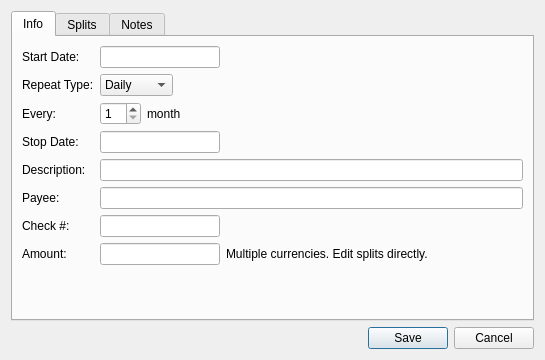
This is qt/ui/schedule_panel.ui in Mouchnino/moneyguru as Qt 5 draws it before an edit. The edited form follows.
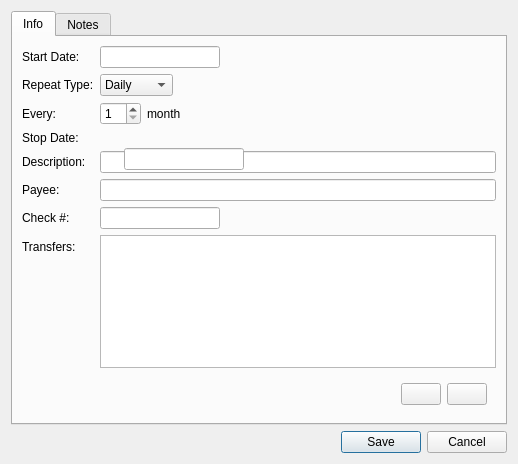
This is the edited form. Icons and pictures are not drawn. Custom widgets are drawn as their Qt base class.

Commit message: [#16] Removed the new split feature... snif...

```diff
--- a/qt/ui/schedule_panel.ui
+++ b/qt/ui/schedule_panel.ui
@@ -6,8 +6,8 @@
    <rect>
     <x>0</x>
     <y>0</y>
-    <width>545</width>
-    <height>360</height>
+    <width>518</width>
+    <height>464</height>
    </rect>
   </property>
   <property name="windowTitle">
@@ -116,16 +116,6 @@
          </property>
         </widget>
        </item>
-       <item row="3" column="1">
-        <widget class="DateEdit" name="stopDateEdit">
-         <property name="maximumSize">
-          <size>
-           <width>120</width>
-           <height>16777215</height>
-          </size>
-         </property>
-        </widget>
-       </item>
        <item row="4" column="0">
         <widget class="QLabel" name="label_3">
          <property name="text">
@@ -175,105 +165,11 @@
        <item row="7" column="0">
         <widget class="QLabel" name="amountLabel">
          <property name="text">
-          <string>Amount:</string>
+          <string>Transfers:</string>
          </property>
         </widget>
        </item>
        <item row="7" column="1">
-        <layout class="QHBoxLayout" name="horizontalLayout_3">
-         <item>
-          <widget class="QLineEdit" name="amountEdit">
-           <property name="minimumSize">
-            <size>
-             <width>120</width>
-             <height>0</height>
-            </size>
-           </property>
-           <property name="maximumSize">
-            <size>
-             <width>120</width>
-             <height>16777215</height>
-            </size>
-           </property>
-          </widget>
-         </item>
-         <item>
-          <widget class="QLabel" name="mctNoticeLabel">
-           <property name="text">
-            <string>Multiple currencies. Edit splits directly.</string>
-           </property>
-          </widget>
-         </item>
-         <item>
-          <spacer name="horizontalSpacer_3">
-           <property name="orientation">
-            <enum>Qt::Horizontal</enum>
-           </property>
-           <property name="sizeHint" stdset="0">
-            <size>
-             <width>40</width>
-             <height>20</height>
-            </size>
-           </property>
-          </spacer>
-         </item>
-        </layout>
-       </item>
-      </layout>
-     </widget>
-     <widget class="QWidget" name="tab_2">
-      <attribute name="title">
-       <string>Splits</string>
-      </attribute>
-      <layout class="QVBoxLayout" name="verticalLayout">
-       <item>
-        <layout class="QHBoxLayout" name="horizontalLayout_4">
-         <item>
-          <widget class="QLabel" name="amountLabel_2">
-           <property name="text">
-            <string>Amount:</string>
-           </property>
-          </widget>
-         </item>
-         <item>
-          <widget class="QLineEdit" name="amountEdit2">
-           <property name="minimumSize">
-            <size>
-             <width>120</width>
-             <height>0</height>
-            </size>
-           </property>
-           <property name="maximumSize">
-            <size>
-             <width>120</width>
-             <height>16777215</height>
-            </size>
-           </property>
-          </widget>
-         </item>
-         <item>
-          <widget class="QLabel" name="mctNoticeLabel2">
-           <property name="text">
-            <string>Multiple currencies. Edit splits directly.</string>
-           </property>
-          </widget>
-         </item>
-         <item>
-          <spacer name="horizontalSpacer_2">
-           <property name="orientation">
-            <enum>Qt::Horizontal</enum>
-           </property>
-           <property name="sizeHint" stdset="0">
-            <size>
-             <width>40</width>
-             <height>20</height>
-            </size>
-           </property>
-          </spacer>
-         </item>
-        </layout>
-       </item>
-       <item>
         <widget class="TableView" name="splitTableView">
          <property name="acceptDrops">
           <bool>true</bool>
@@ -307,7 +203,7 @@
          </attribute>
         </widget>
        </item>
-       <item>
+       <item row="8" column="1">
         <widget class="QWidget" name="widget" native="true">
          <property name="sizePolicy">
           <sizepolicy hsizetype="Expanding" vsizetype="Preferred">
@@ -349,6 +245,22 @@
         </widget>
        </item>
       </layout>
+      <widget class="DateEdit" name="stopDateEdit">
+       <property name="geometry">
+        <rect>
+         <x>111</x>
+         <y>111</y>
+         <width>120</width>
+         <height>22</height>
+        </rect>
+       </property>
+       <property name="maximumSize">
+        <size>
+         <width>120</width>
+         <height>16777215</height>
+        </size>
+       </property>
+      </widget>
      </widget>
      <widget class="QWidget" name="tab_3">
       <attribute name="title">
```
Left out of the diff: 9 changed lines with no effect on the pictures. The commit also changes 35 other files.
